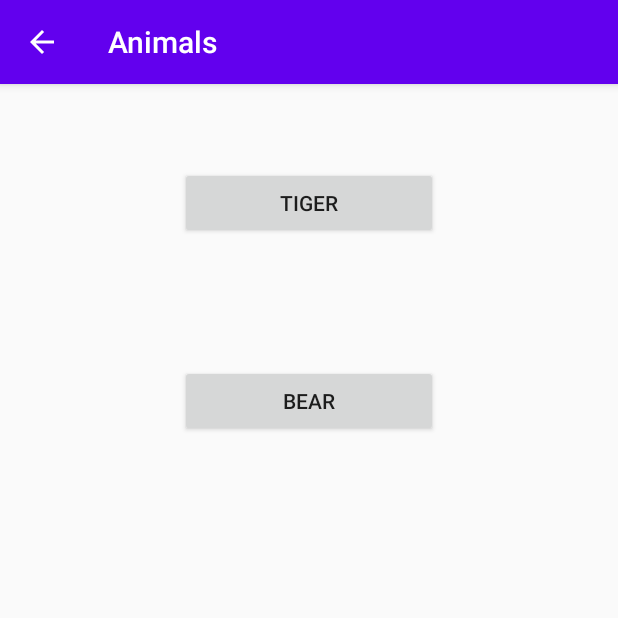
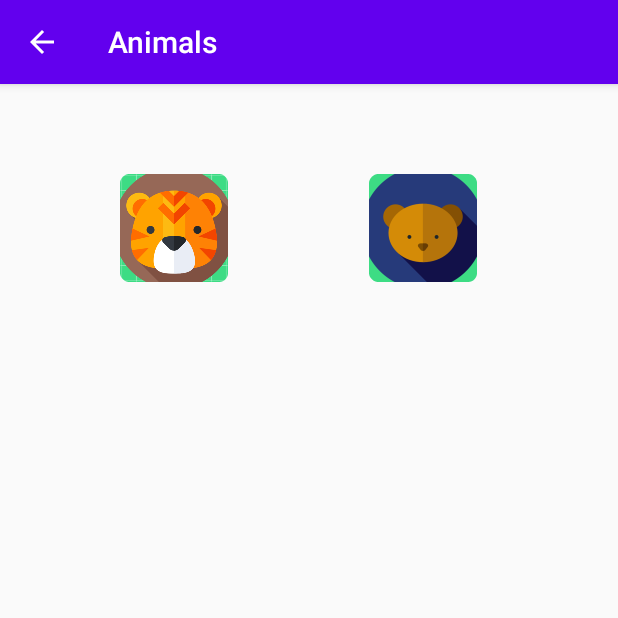
Before and after one commit to ajimenez1503/Animals3D, an Android app: the ActivitySounds screen opened directly, with no data from a screen before it, on a phone screen of 412 x 824 dp, the top half of it. Run offline under Robolectric (Android 15) with nearby library versions, the phone set to English and light mode, and no system bars.

Commit message:
Add image to button

```diff
--- a/app/src/main/res/layout/activity_sounds.xml
+++ b/app/src/main/res/layout/activity_sounds.xml
@@ -5,31 +5,33 @@
     android:layout_height="match_parent">
 
 
-    <Button
-        android:id="@+id/button5"
+    <ImageButton
+        android:id="@+id/imageButton3"
+        android:layout_width="wrap_content"
+        android:layout_height="91dp"
+        android:layout_marginStart="80dp"
+        android:layout_marginTop="50dp"
+        android:background="@android:color/transparent"
+        android:contentDescription="@string/button_tiger"
+        android:onClick="playTigerSounds"
+        app:layout_constraintStart_toStartOf="parent"
+        app:layout_constraintTop_toTopOf="parent"
+        app:srcCompat="@mipmap/icon_animals" />
+
+    <ImageButton
+        android:id="@+id/imageButton4"
         android:layout_width="0dp"
-        android:layout_height="48dp"
-        android:layout_marginStart="120dp"
-        android:layout_marginTop="55dp"
-        android:layout_marginEnd="120dp"
-        android:onClick="playTigerSounds"
-        android:text="@string/button_tiger"
+        android:layout_height="72dp"
+        android:layout_marginStart="80dp"
+        android:layout_marginTop="60dp"
+        android:layout_marginEnd="80dp"
+        android:background="@android:color/transparent"
+        android:contentDescription="@string/button_bear"
+        android:onClick="playBearSounds"
         app:layout_constraintEnd_toEndOf="parent"
         app:layout_constraintHorizontal_bias="0.0"
-        app:layout_constraintStart_toStartOf="parent"
-        app:layout_constraintTop_toTopOf="parent" />
-
-    <Button
-        android:id="@+id/button6"
-        android:layout_width="0dp"
-        android:layout_height="48dp"
-        android:layout_marginStart="120dp"
-        android:layout_marginTop="84dp"
-        android:layout_marginEnd="120dp"
-        android:onClick="playBearSounds"
-        android:text="@string/button_bear"
-        app:layout_constraintEnd_toEndOf="parent"
-        app:layout_constraintStart_toStartOf="parent"
-        app:layout_constraintTop_toBottomOf="@+id/button5" />
+        app:layout_constraintStart_toEndOf="@+id/imageButton3"
+        app:layout_constraintTop_toTopOf="parent"
+        app:srcCompat="@mipmap/bear" />
 
 </androidx.constraintlayout.widget.ConstraintLayout>
--- /dev/null
+++ b/app/src/main/res/mipmap-anydpi-v26/bear.xml
@@ -0,0 +1,5 @@
+<?xml version="1.0" encoding="utf-8"?>
+<adaptive-icon xmlns:android="http://schemas.android.com/apk/res/android">
+    <background android:drawable="@color/bear_background" />
+    <foreground android:drawable="@mipmap/bear_foreground" />
+</adaptive-icon>
--- /dev/null
+++ b/app/src/main/res/values/bear_background.xml
@@ -0,0 +1,4 @@
+<?xml version="1.0" encoding="utf-8"?>
+<resources>
+    <color name="bear_background">#3DDC84</color>
+</resources>
```
Also changed, not shown: app/src/main/res/layout/activity3_d.xml (+26 -22 lines), app/src/main/res/mipmap-hdpi/bear_foreground.png (added), app/src/main/res/mipmap-mdpi/bear_foreground.png (added), app/src/main/res/mipmap-xhdpi/bear_foreground.png (added), app/src/main/res/mipmap-xxhdpi/bear_foreground.png (added), app/src/main/res/mipmap-xxxhdpi/bear_foreground.png (added).
